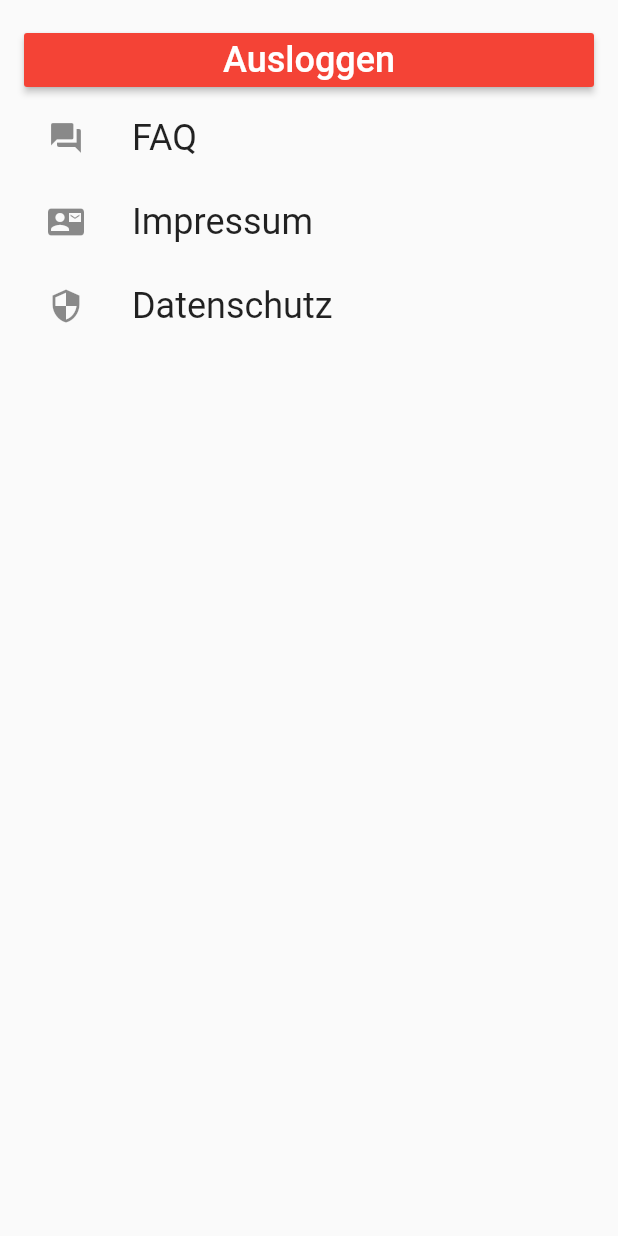
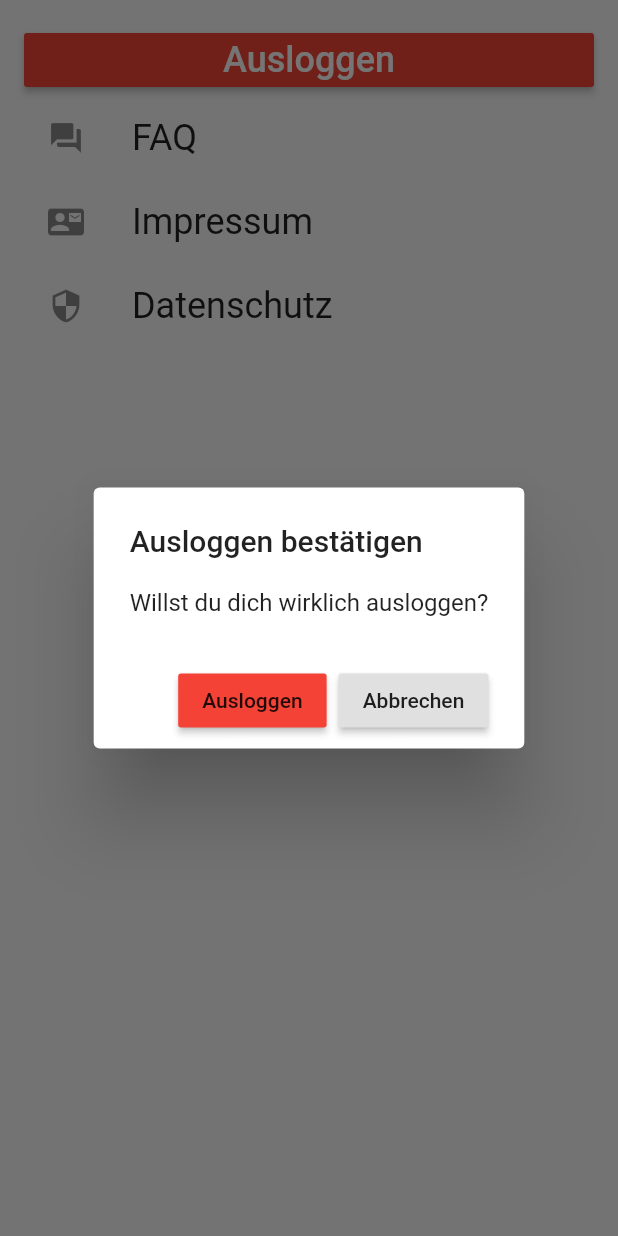
Before and after one commit to daniel-naegele/snackchat, a Flutter app: the Settings widget shown alone on an empty page, opened directly, after a tap on "Ausloggen", on a phone screen of 412 x 824 dp. Run offline on Flutter 3.47's test engine with Material 2 defaults, Android fonts, the light colour scheme and no system bars; our stand-ins replace cloud_firestore, firebase_analytics, firebase_auth, flutter_hooks, hive, hive_flutter; missing offline and left inert: lit_firebase_auth; accounts and stored records are empty; statements that could not run were skipped.

Commit message:
Implemented safety button

```diff
--- a/lib/main.dart
+++ b/lib/main.dart
@@ -87,7 +87,7 @@ class SnackDatingMain extends HookWidget {
 
     DocumentSnapshot docSnapshot = await firestore.collection('preferences')
         .document(user.uid).get();
-    if(docSnapshot != null) {
+    if(docSnapshot.exists) {
       await box.put('preference', docSnapshot.data['preference']);
     }
 
--- a/lib/settings.dart
+++ b/lib/settings.dart
@@ -16,11 +16,7 @@ class Settings extends StatelessWidget {
             'Ausloggen',
             style: TextStyle(color: Colors.white, fontSize: 24),
           ),
-          onPressed: () async {
-            final box = Hive.box('snack_box');
-            await box.clear();
-            FirebaseAuth.instance.signOut();
-          },
+          onPressed: () => logOut(context),
         ),
 //        RaisedButton(
 //          color: Colors.red,
@@ -46,6 +42,41 @@ class Settings extends StatelessWidget {
           onTap: () => Navigator.pushNamed(context, '/privacy'),
         ),
       ],
+    );
+  }
+
+  logOut(BuildContext context) async {
+    FirebaseUser user = await FirebaseAuth.instance.currentUser();
+    String content = 'Willst du dich wirklich ausloggen?';
+    if (user.isAnonymous) {
+      content +=
+          '\nACHTUNG: Du hast dich anonym eingeloggt, du wirst dich danach nie wieder einloggen können!';
+    }
+    showDialog(
+      context: context,
+      child: AlertDialog(
+        title: Text('Ausloggen bestätigen'),
+        content: Text(content),
+        actions: [
+          RaisedButton(
+            child: Text('Ausloggen'),
+            color: Colors.red,
+            onPressed: () async {
+              final box = Hive.box('snack_box');
+              await box.clear();
+              await FirebaseAuth.instance.signOut();
+              Navigator.pop(context);
+            },
+          ),
+          RaisedButton(
+            child: Text('Abbrechen'),
+            onPressed: () {
+              Navigator.pop(context);
+            },
+          ),
+          Container(width: 8)
+        ],
+      ),
     );
   }
 }
```
